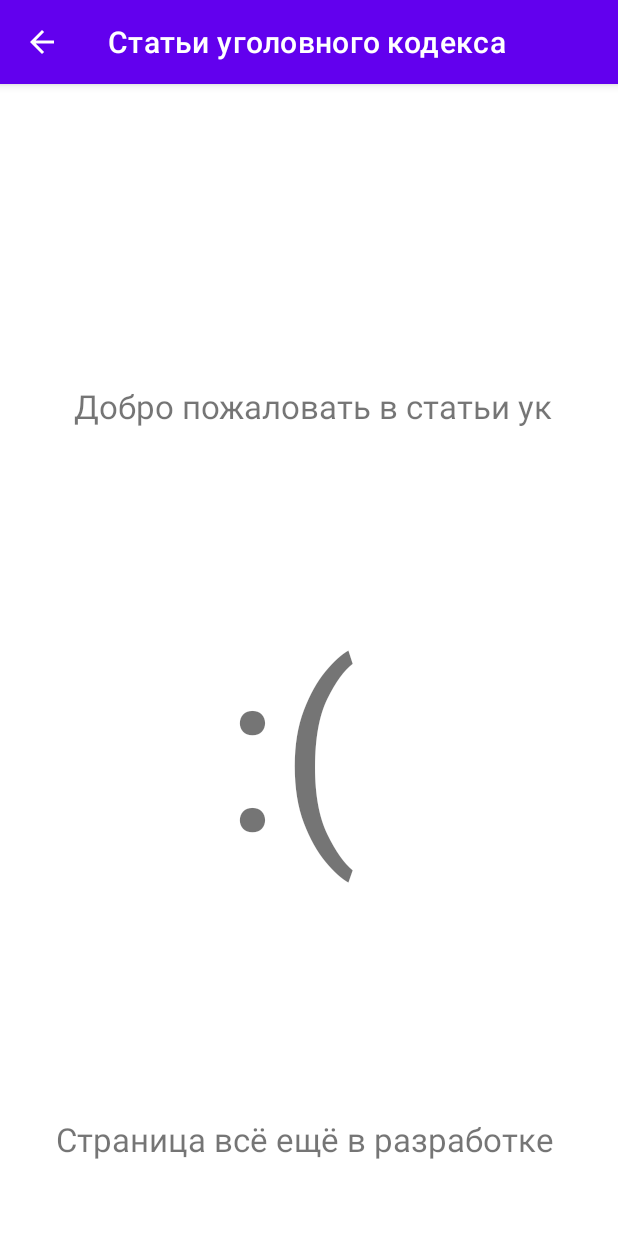
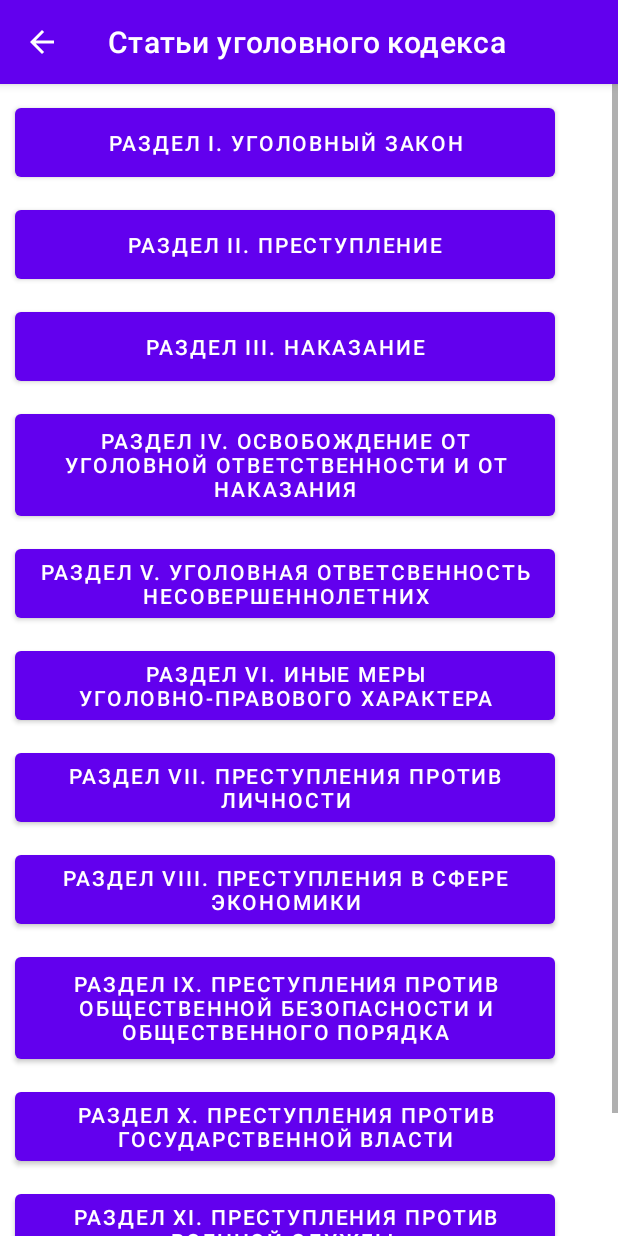
Before and after one commit to Kulakov1Dima/IBook-Social-Network, an Android app: the readActivity screen opened directly, with no data from a screen before it, on a phone screen of 412 x 824 dp. Run offline under Robolectric (Android 15) with nearby library versions, the phone set to English and light mode, and no system bars.

Commit message:
add buttons and scrollView

```diff
--- a/app/src/main/res/layout/activity_read.xml
+++ b/app/src/main/res/layout/activity_read.xml
@@ -6,36 +6,124 @@
     android:layout_height="match_parent"
     tools:context=".readActivity">
 
-    <TextView
-        android:id="@+id/textView"
-        android:layout_width="wrap_content"
-        android:layout_height="wrap_content"
-        android:layout_marginStart="49dp"
-        android:layout_marginTop="200dp"
-        android:text="Добро пожаловать в статьи ук"
-        android:textSize="22sp"
-        app:layout_constraintStart_toStartOf="parent"
-        app:layout_constraintTop_toTopOf="parent" />
+    <ScrollView
+        android:layout_width="match_parent"
+        android:layout_height="match_parent">
 
-    <TextView
-        android:id="@+id/textView2"
-        android:layout_width="wrap_content"
-        android:layout_height="wrap_content"
-        android:layout_marginStart="37dp"
-        android:layout_marginBottom="50dp"
-        android:text="Страница всё ещё в разработке"
-        android:textSize="22sp"
-        app:layout_constraintBottom_toBottomOf="parent"
-        app:layout_constraintStart_toStartOf="parent" />
+        <LinearLayout
+            android:layout_width="match_parent"
+            android:layout_height="wrap_content"
+            android:orientation="vertical" >
 
-    <TextView
-        android:id="@+id/textView3"
-        android:layout_width="wrap_content"
-        android:layout_height="wrap_content"
-        android:layout_marginStart="150dp"
-        android:layout_marginBottom="150dp"
-        android:text=":("
-        android:textSize="150sp"
-        app:layout_constraintBottom_toTopOf="@+id/textView2"
-        app:layout_constraintStart_toStartOf="parent" />
+            <Button
+                android:id="@+id/button3"
+                android:layout_width="360dp"
+                android:layout_height="58dp"
+                android:layout_marginStart="10dp"
+                android:layout_marginTop="10dp"
+                android:layout_marginEnd="16dp"
+                android:text="Раздел I. Уголовный закон" />
+
+            <Button
+                android:id="@+id/button9"
+                android:layout_width="360dp"
+                android:layout_height="58dp"
+                android:layout_marginStart="10dp"
+                android:layout_marginTop="10dp"
+                android:layout_marginEnd="10dp"
+                android:text="Раздел II. Преступление" />
+
+            <Button
+                android:id="@+id/button10"
+                android:layout_width="360dp"
+                android:layout_height="58dp"
+                android:layout_marginStart="10dp"
+                android:layout_marginTop="10dp"
+                android:layout_marginEnd="10dp"
+                android:text="Раздел III. Наказание" />
+
+            <Button
+                android:id="@+id/button11"
+                android:layout_width="360dp"
+                android:layout_height="80dp"
+                android:layout_marginStart="10dp"
+                android:layout_marginTop="10dp"
+                android:layout_marginEnd="10dp"
+                android:text="Раздел IV. Освобождение от уголовной ответственности и от наказания" />
+
+            <Button
+                android:id="@+id/button12"
+                android:layout_width="360dp"
+                android:layout_height="58dp"
+                android:layout_marginStart="10dp"
+                android:layout_marginTop="10dp"
+                android:layout_marginEnd="10dp"
+                android:text="Раздел V. Уголовная ответсвенность несовершеннолетних" />
+
+            <Button
+                android:id="@+id/button13"
+                android:layout_width="360dp"
+                android:layout_height="58dp"
+                android:layout_marginStart="10dp"
+                android:layout_marginTop="10dp"
+                android:layout_marginEnd="10dp"
+                android:text="Раздел VI. Иные меры уголовно-правового характера" />
+
+            <Button
+                android:id="@+id/button14"
+                android:layout_width="360dp"
+                android:layout_height="58dp"
+                android:layout_marginStart="10dp"
+                android:layout_marginTop="10dp"
+                android:layout_marginEnd="10dp"
+                android:text="Раздел VII. Преступления против личности" />
+
+            <Button
+                android:id="@+id/button15"
+                android:layout_width="360dp"
+                android:layout_height="58dp"
+                android:layout_marginStart="10dp"
+                android:layout_marginTop="10dp"
+                android:layout_marginEnd="10dp"
+                android:text="Раздел VIII. Преступления в сфере экономики" />
+
+            <Button
+                android:id="@+id/button16"
+                android:layout_width="360dp"
+                android:layout_height="80dp"
+                android:layout_marginStart="10dp"
+                android:layout_marginTop="10dp"
+                android:layout_marginEnd="10dp"
+                android:text="Раздел IX. Преступления против общественной безопасности и общественного порядка" />
+
+            <Button
+                android:id="@+id/button17"
+                android:layout_width="360dp"
+                android:layout_height="58dp"
+                android:layout_marginStart="10dp"
+                android:layout_marginTop="10dp"
+                android:layout_marginEnd="10dp"
+                android:text="Раздел X. Преступления против государственной власти" />
+
+            <Button
+                android:id="@+id/button18"
+                android:layout_width="360dp"
+                android:layout_height="58dp"
+                android:layout_marginStart="10dp"
+                android:layout_marginTop="10dp"
+                android:layout_marginEnd="10dp"
+                android:text="Раздел XI. Преступления против военной службы " />
+
+            <Button
+                android:id="@+id/button19"
+                android:layout_width="360dp"
+                android:layout_height="58dp"
+                android:layout_marginStart="10dp"
+                android:layout_marginTop="10dp"
+                android:layout_marginEnd="10dp"
+                android:text="Раздел XII. Преступления против мира и безопасности человечества" />
+
+        </LinearLayout>
+    </ScrollView>
+
 </androidx.constraintlayout.widget.ConstraintLayout>
```
